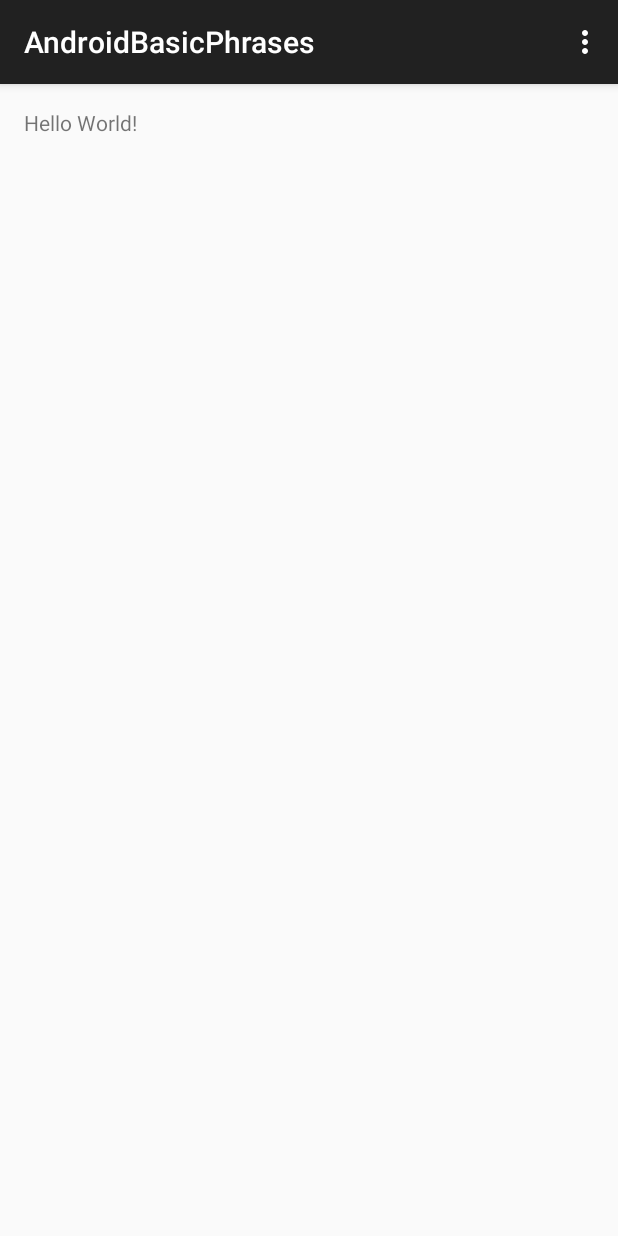
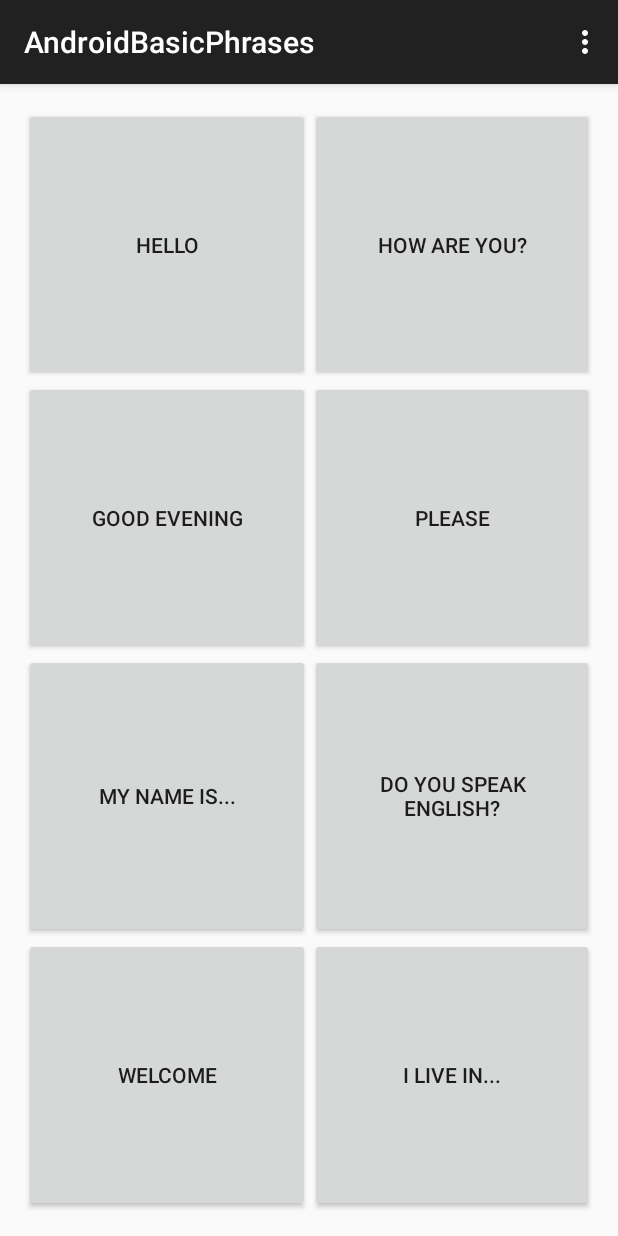
Before and after one commit to gcfunk/AndroidBasicPhrases, an Android app: the screen it shows after launch (MainActivity), on a phone screen of 412 x 824 dp. Run offline under Robolectric (Android 15) with nearby library versions, the phone set to English and light mode, and no system bars.

Commit message:
Adds buttons

```diff
--- a/app/src/main/res/layout/activity_main.xml
+++ b/app/src/main/res/layout/activity_main.xml
@@ -6,6 +6,98 @@
     android:paddingTop="@dimen/activity_vertical_margin"
     android:paddingBottom="@dimen/activity_vertical_margin" tools:context=".MainActivity">
 
-    <TextView android:text="Hello World!" android:layout_width="wrap_content"
-        android:layout_height="wrap_content" />
+    <GridLayout
+        android:layout_width="match_parent"
+        android:layout_height="match_parent"
+        android:layout_centerVertical="true"
+        android:layout_centerHorizontal="true">
+
+        <Button
+            android:layout_width="wrap_content"
+            android:layout_height="wrap_content"
+            android:layout_column="0"
+            android:layout_row="0"
+            android:layout_columnWeight="1"
+            android:layout_rowWeight="1"
+            android:layout_gravity="fill"
+            android:text="Hello"
+            android:id="@+id/hello" />
+
+        <Button
+            android:layout_width="wrap_content"
+            android:layout_height="wrap_content"
+            android:layout_column="1"
+            android:layout_row="0"
+            android:layout_columnWeight="1"
+            android:layout_rowWeight="1"
+            android:layout_gravity="fill"
+            android:text="How are you?"
+            android:id="@+id/howareyou" />
+
+        <Button
+            android:layout_width="wrap_content"
+            android:layout_height="wrap_content"
+            android:layout_column="0"
+            android:layout_row="1"
+            android:layout_columnWeight="1"
+            android:layout_rowWeight="1"
+            android:layout_gravity="fill"
+            android:text="Good Evening"
+            android:id="@+id/goodevening" />
+
+        <Button
+            android:layout_width="wrap_content"
+            android:layout_height="wrap_content"
+            android:layout_column="1"
+            android:layout_row="1"
+            android:layout_columnWeight="1"
+            android:layout_rowWeight="1"
+            android:layout_gravity="fill"
+            android:text="Please"
+            android:id="@+id/please" />
+
+        <Button
+            android:layout_width="wrap_content"
+            android:layout_height="wrap_content"
+            android:layout_column="0"
+            android:layout_row="2"
+            android:layout_columnWeight="1"
+            android:layout_rowWeight="1"
+            android:layout_gravity="fill"
+            android:text="My name is..."
+            android:id="@+id/mynameis" />
+
+        <Button
+            android:layout_width="wrap_content"
+            android:layout_height="wrap_content"
+            android:layout_column="1"
+            android:layout_row="2"
+            android:layout_columnWeight="1"
+            android:layout_rowWeight="1"
+            android:layout_gravity="fill"
+            android:text="Do you speak\nEnglish?"
+            android:id="@+id/doyouspeakenglish" />
+
+        <Button
+            android:layout_width="wrap_content"
+            android:layout_height="wrap_content"
+            android:layout_column="0"
+            android:layout_row="3"
+            android:layout_columnWeight="1"
+            android:layout_rowWeight="1"
+            android:layout_gravity="fill"
+            android:text="Welcome"
+            android:id="@+id/welcome" />
+
+        <Button
+            android:layout_width="wrap_content"
+            android:layout_height="wrap_content"
+            android:layout_column="1"
+            android:layout_row="3"
+            android:layout_columnWeight="1"
+            android:layout_rowWeight="1"
+            android:layout_gravity="fill"
+            android:text="I live in..."
+            android:id="@+id/ilovein" />
+    </GridLayout>
 </RelativeLayout>
```
